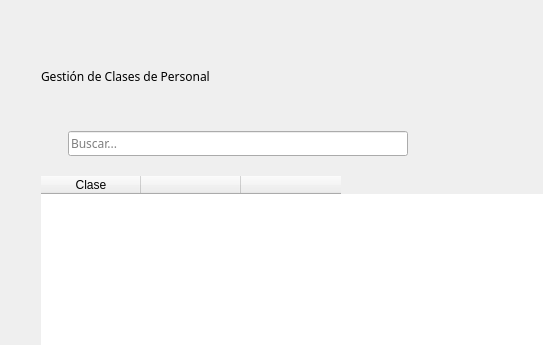
MaxAPBusiness/Blustock, file blustock/ui/screens_uis/clases.ui: the form before one commit; both pictures show x 0 to 543 and y 0 to 345 of the 759 by 475 pixel window.
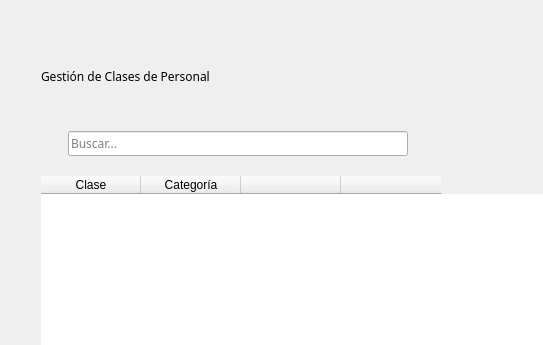
The form after the commit. Icons and pictures are not drawn.

Patch:
```diff
--- a/blustock/ui/screens_uis/clases.ui
+++ b/blustock/ui/screens_uis/clases.ui
@@ -160,6 +160,11 @@
          <string>Clase</string>
         </property>
        </column>
+       <column>
+        <property name="text">
+         <string>Categoría</string>
+        </property>
+       </column>
        <column>
         <property name="text">
          <string/>
```
Left out of the diff: 3 changed lines with no effect on the pictures.
